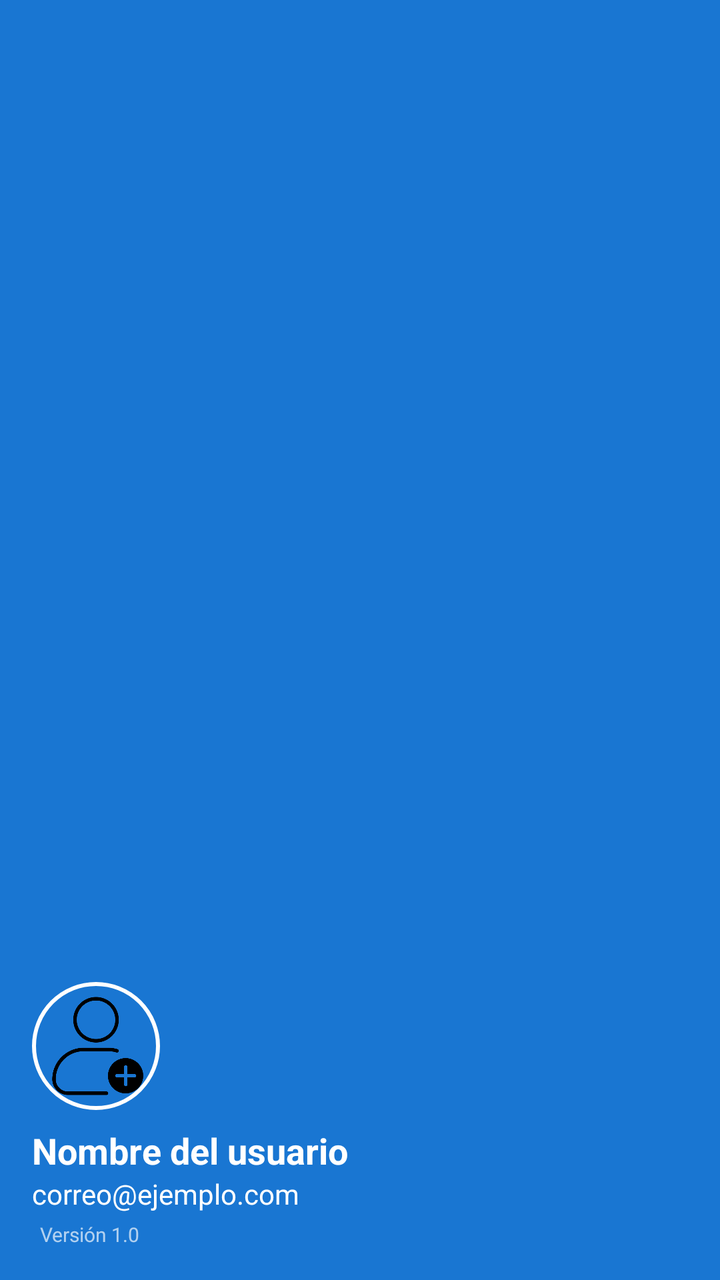
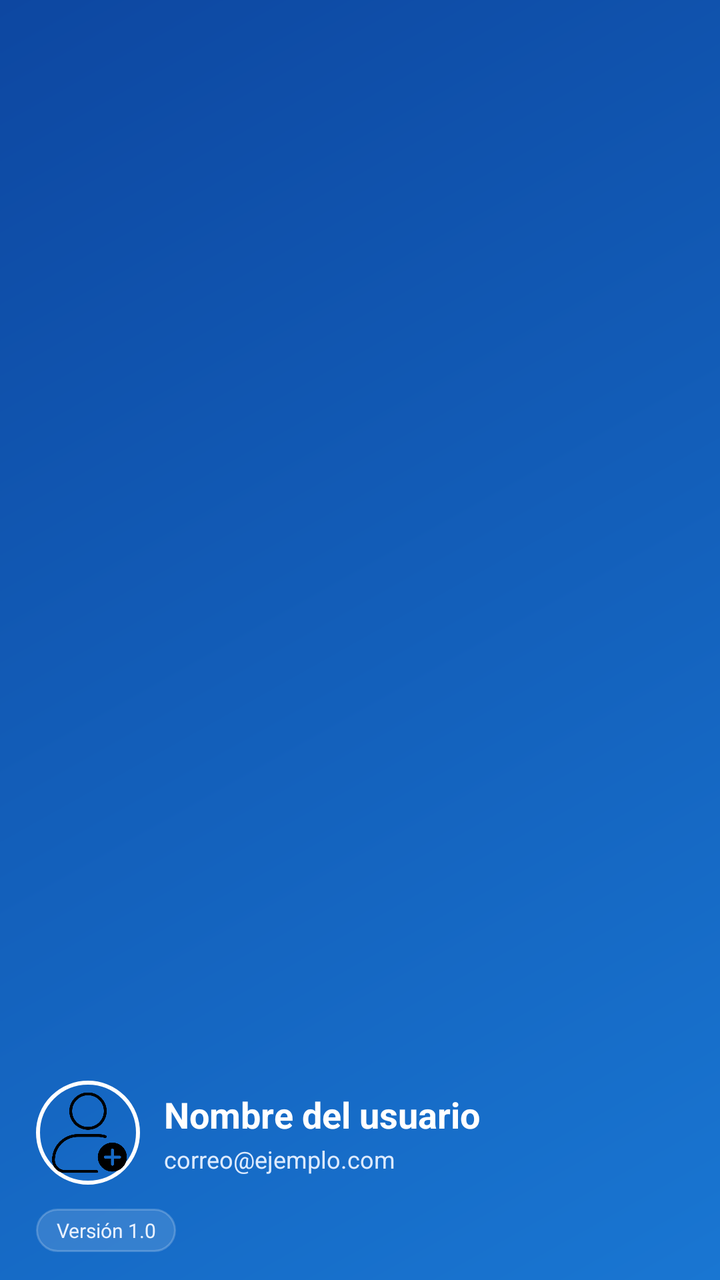

The first picture is an Android layout as it rendered before a commit; the second is the same layout after the commit. The layout source and the unified diff follow.
<!-- AndroidManifest.xml: application theme Theme.ControlDeGastos -->
<!-- res/layout/nav_header.xml -->
<?xml version="1.0" encoding="utf-8"?>
<LinearLayout xmlns:android="http://schemas.android.com/apk/res/android"
    android:layout_width="match_parent"
    android:layout_height="180dp"
    android:background="#1976D2"
    android:gravity="bottom"
    android:orientation="vertical"
    android:padding="16dp">

    <ImageView
        android:id="@+id/imgNavFoto"
        android:layout_width="64dp"
        android:layout_height="64dp"
        android:scaleType="centerCrop"
        android:src="@drawable/ic_usuario"
        android:background="@drawable/circle_border"
        android:padding="4dp"
        android:contentDescription="Usuario" />

    <TextView
        android:id="@+id/txtNombreUsuario"
        android:layout_width="match_parent"
        android:layout_height="wrap_content"
        android:text="Nombre del usuario"
        android:textColor="@android:color/white"
        android:textStyle="bold"
        android:textSize="18sp"
        android:layout_marginTop="8dp" />

    <TextView
        android:id="@+id/txtCorreoUsuario"
        android:layout_width="match_parent"
        android:layout_height="wrap_content"
        android:text="correo@ejemplo.com"
        android:textColor="@android:color/white"
        android:textSize="14sp" />

    <TextView
        android:id="@+id/tvVersionApp"
        android:layout_width="wrap_content"
        android:layout_height="wrap_content"
        android:text="Versión 1.0"
        android:textSize="10sp"
        android:textColor="#AAFFFFFF"
        android:layout_marginTop="4dp"
        android:layout_marginStart="4dp" />
</LinearLayout>
<!-- resources referenced by this layout -->
<resources>
  <!-- drawable circle_border (drawable) -->
  <?xml version="1.0" encoding="utf-8"?>
  <shape xmlns:android="http://schemas.android.com/apk/res/android"
      android:shape="oval">
      <solid android:color="@android:color/transparent" />
      <stroke
          android:width="2dp"
          android:color="#FFFFFF" />
  </shape>
  <!-- drawable ic_usuario: png bitmap (drawable, 12063 bytes) -->
  <style name="Theme.ControlDeGastos" parent="Base.Theme.ControlDeGastos" />
  <style name="Base.Theme.ControlDeGastos" parent="Theme.Material3.DayNight.NoActionBar">
          
          
      </style>
</resources>

<!-- the commit's change to res/layout/nav_header.xml (unified diff, before → after) -->
@@ -1,47 +1,74 @@
 <?xml version="1.0" encoding="utf-8"?>
 <LinearLayout xmlns:android="http://schemas.android.com/apk/res/android"
     android:layout_width="match_parent"
-    android:layout_height="180dp"
-    android:background="#1976D2"
-    android:gravity="bottom"
+    android:layout_height="144dp"
+    android:background="@drawable/bg_nav_header"
+    android:gravity="bottom|start"
     android:orientation="vertical"
-    android:padding="16dp">
+    android:paddingStart="18dp"
+    android:paddingTop="18dp"
+    android:paddingEnd="18dp"
+    android:paddingBottom="14dp">
 
-    <ImageView
-        android:id="@+id/imgNavFoto"
-        android:layout_width="64dp"
-        android:layout_height="64dp"
-        android:scaleType="centerCrop"
-        android:src="@drawable/ic_usuario"
-        android:background="@drawable/circle_border"
-        android:padding="4dp"
-        android:contentDescription="Usuario" />
-
-    <TextView
-        android:id="@+id/txtNombreUsuario"
+    <LinearLayout
         android:layout_width="match_parent"
         android:layout_height="wrap_content"
-        android:text="Nombre del usuario"
-        android:textColor="@android:color/white"
-        android:textStyle="bold"
-        android:textSize="18sp"
-        android:layout_marginTop="8dp" />
+        android:gravity="center_vertical"
+        android:orientation="horizontal">
 
-    <TextView
-        android:id="@+id/txtCorreoUsuario"
-        android:layout_width="match_parent"
-        android:layout_height="wrap_content"
-        android:text="correo@ejemplo.com"
-        android:textColor="@android:color/white"
-        android:textSize="14sp" />
+        <ImageView
+            android:id="@+id/imgNavFoto"
+            android:layout_width="52dp"
+            android:layout_height="52dp"
+            android:background="@drawable/circle_border"
+            android:contentDescription="Usuario"
+            android:padding="3dp"
+            android:scaleType="centerCrop"
+            android:src="@drawable/ic_usuario" />
+
+        <LinearLayout
+            android:layout_width="0dp"
+            android:layout_height="wrap_content"
+            android:layout_marginStart="12dp"
+            android:layout_weight="1"
+            android:orientation="vertical">
+
+            <TextView
+                android:id="@+id/txtNombreUsuario"
+                android:layout_width="match_parent"
+                android:layout_height="wrap_content"
+                android:ellipsize="end"
+                android:maxLines="1"
+                android:text="Nombre del usuario"
+                android:textColor="@android:color/white"
+                android:textSize="18sp"
+                android:textStyle="bold" />
+
+            <TextView
+                android:id="@+id/txtCorreoUsuario"
+                android:layout_width="match_parent"
+                android:layout_height="wrap_content"
+                android:layout_marginTop="2dp"
+                android:ellipsize="end"
+                android:maxLines="1"
+                android:text="correo@ejemplo.com"
+                android:textColor="#DDEBFF"
+                android:textSize="12sp" />
+        </LinearLayout>
+    </LinearLayout>
 
     <TextView
         android:id="@+id/tvVersionApp"
         android:layout_width="wrap_content"
         android:layout_height="wrap_content"
+        android:layout_marginTop="12dp"
+        android:background="@drawable/bg_version_chip"
+        android:gravity="center"
+        android:paddingStart="10dp"
+        android:paddingTop="4dp"
+        android:paddingEnd="10dp"
+        android:paddingBottom="4dp"
         android:text="Versión 1.0"
-        android:textSize="10sp"
-        android:textColor="#AAFFFFFF"
-        android:layout_marginTop="4dp"
-        android:layout_marginStart="4dp" />
+        android:textColor="#EAF2FF"
+        android:textSize="10sp" />
 </LinearLayout>
<!-- resource entries referenced after the edit -->
@@ -1,5 +1,23 @@
 <!-- resources referenced by this layout -->
 <resources>
+  <!-- drawable bg_nav_header (drawable) -->
+  <?xml version="1.0" encoding="utf-8"?>
+  <shape xmlns:android="http://schemas.android.com/apk/res/android">
+      <gradient
+          android:angle="135"
+          android:endColor="#0D47A1"
+          android:startColor="#1976D2"
+          android:type="linear" />
+  </shape>
+  <!-- drawable bg_version_chip (drawable) -->
+  <?xml version="1.0" encoding="utf-8"?>
+  <shape xmlns:android="http://schemas.android.com/apk/res/android">
+      <solid android:color="#22FFFFFF" />
+      <corners android:radius="12dp" />
+      <stroke
+          android:width="1dp"
+          android:color="#33FFFFFF" />
+  </shape>
   <!-- drawable circle_border (drawable) -->
   <?xml version="1.0" encoding="utf-8"?>
   <shape xmlns:android="http://schemas.android.com/apk/res/android"
